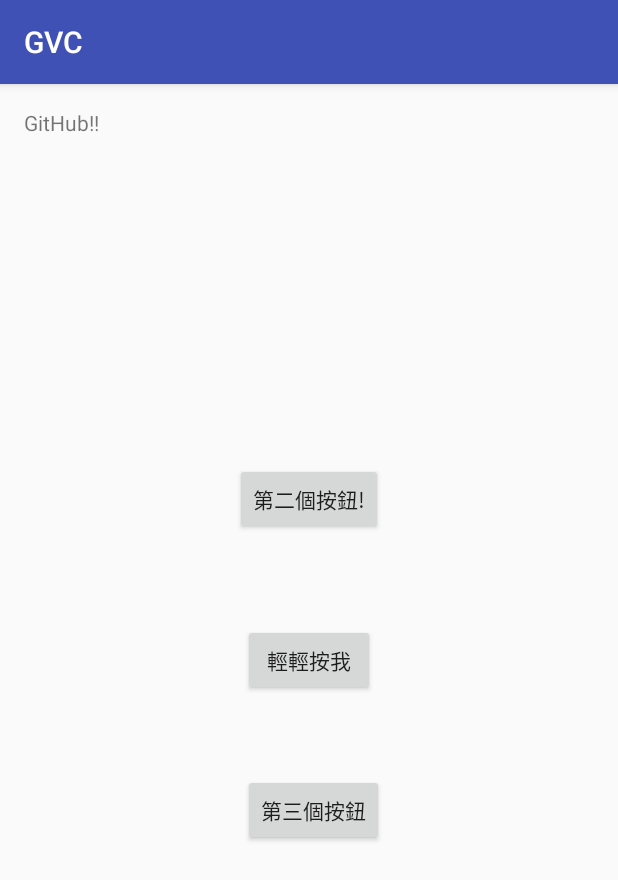
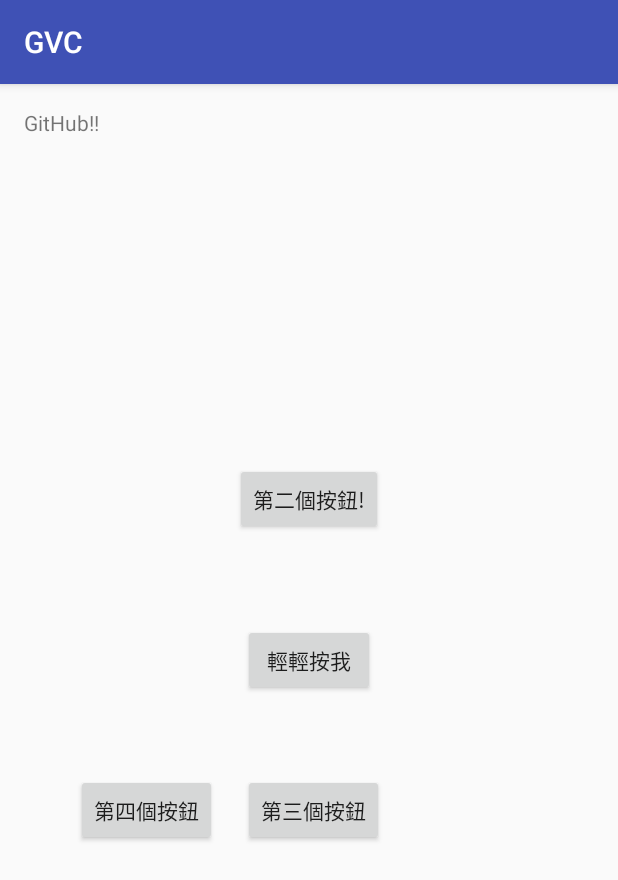
Before and after one commit to java7sparrow7development/SE-GitB-Project, an Android app: the screen it shows after launch (MainActivity), on a phone screen of 412 x 824 dp. Shown: the top 880 px of the screen. Run offline under Robolectric (Android 15) with nearby library versions, the phone set to English and light mode, and no system bars.

Commit message:
新增第四個按鈕

```diff
--- a/app/src/main/res/layout/activity_main.xml
+++ b/app/src/main/res/layout/activity_main.xml
@@ -41,4 +41,13 @@
         android:layout_below="@+id/button"
         android:layout_alignStart="@+id/button" />
 
+    <Button
+        android:layout_width="wrap_content"
+        android:layout_height="wrap_content"
+        android:layout_alignTop="@+id/button3"
+        android:layout_toStartOf="@+id/button2"
+        android:layout_marginEnd="12dp"
+        android:id="@+id/button4"
+        android:text="第四個按鈕" />
+
 </RelativeLayout>
```
